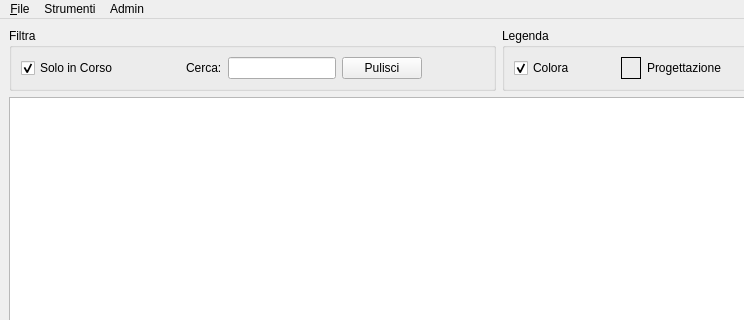
The window that mainwindow.ui (tarateo78/Praticometro) describes before a commit, drawn with Qt 5; both pictures show x 0 to 744 and y 0 to 320 of the 1350 by 700 pixel window.
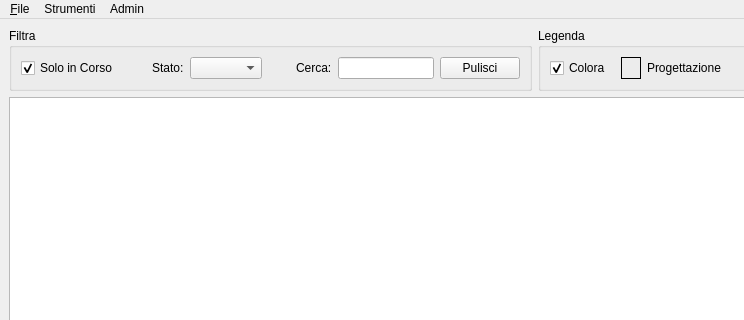
The same window after the commit.

Commit message: Aggiunto combo Stato nel mainwindow

Patch:
```diff
--- a/mainwindow.ui
+++ b/mainwindow.ui
@@ -52,6 +52,33 @@
                  </property>
                 </spacer>
                </item>
+               <item>
+                <widget class="QLabel" name="label_6">
+                 <property name="text">
+                  <string>Stato:</string>
+                 </property>
+                </widget>
+               </item>
+               <item>
+                <widget class="QComboBox" name="comboBox">
+                 <property name="currentText">
+                  <string/>
+                 </property>
+                </widget>
+               </item>
+               <item>
+                <spacer name="horizontalSpacer_3">
+                 <property name="orientation">
+                  <enum>Qt::Horizontal</enum>
+                 </property>
+                 <property name="sizeHint" stdset="0">
+                  <size>
+                   <width>40</width>
+                   <height>20</height>
+                  </size>
+                 </property>
+                </spacer>
+               </item>
                <item>
                 <widget class="QLabel" name="label">
                  <property name="text">
@@ -85,19 +112,6 @@
                  </property>
                 </widget>
                </item>
-               <item>
-                <spacer name="horizontalSpacer_3">
-                 <property name="orientation">
-                  <enum>Qt::Horizontal</enum>
-                 </property>
-                 <property name="sizeHint" stdset="0">
-                  <size>
-                   <width>40</width>
-                   <height>20</height>
-                  </size>
-                 </property>
-                </spacer>
-               </item>
               </layout>
              </item>
             </layout>
```
The commit also changes 2 other files.
